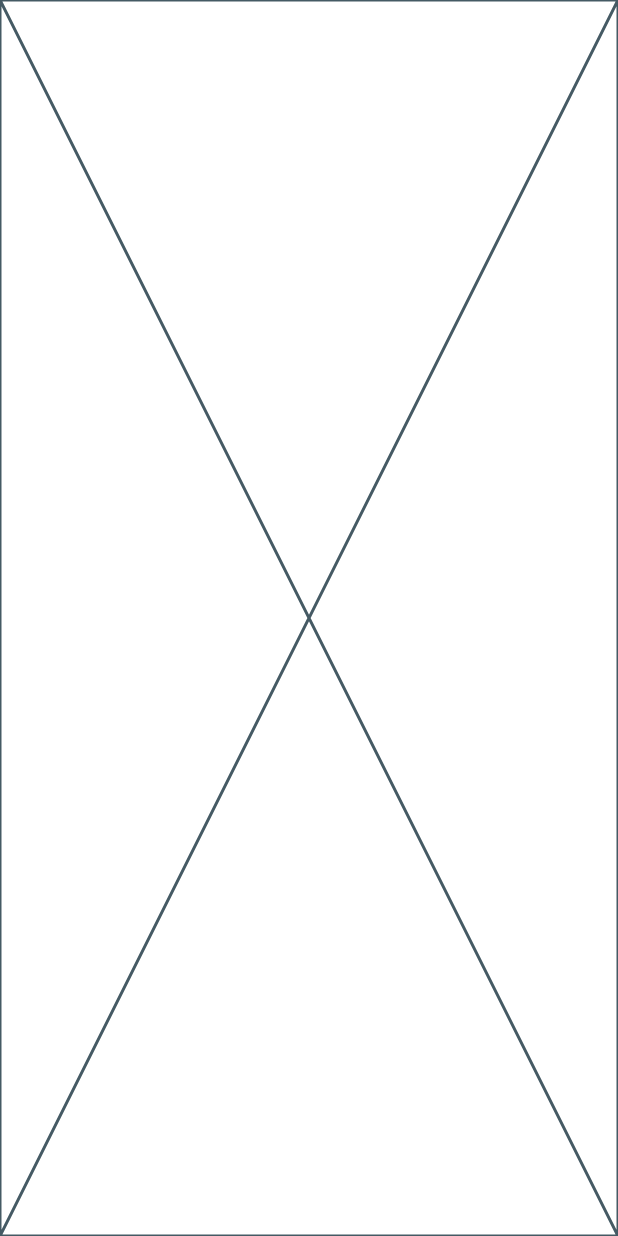
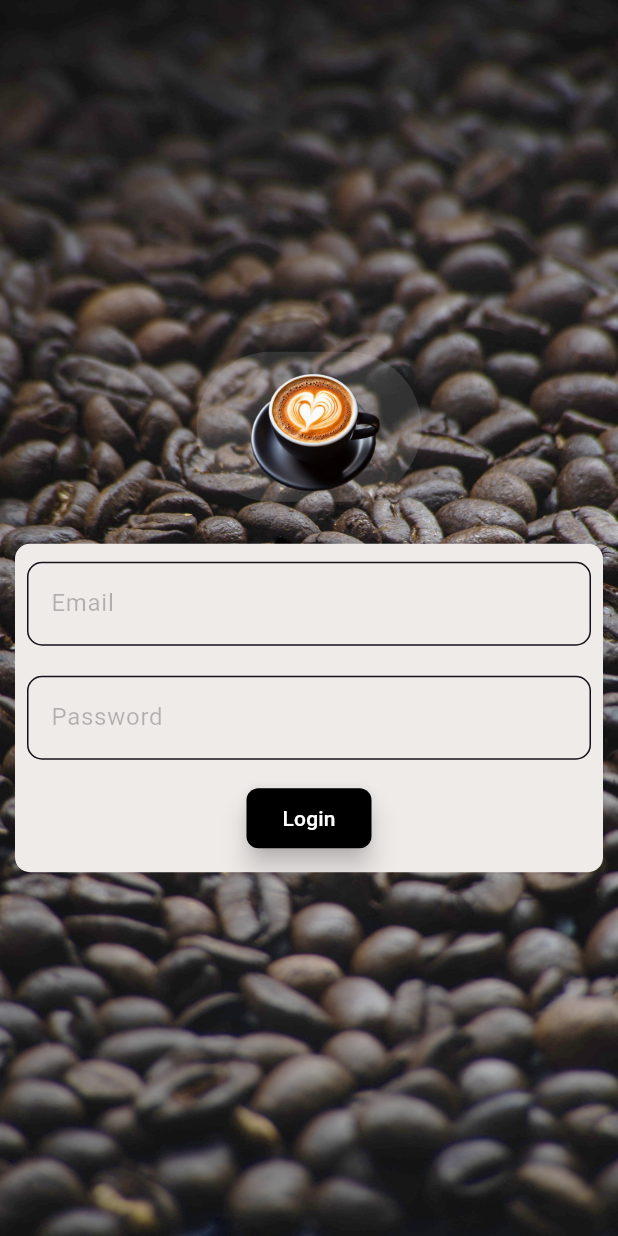
Before and after one commit to NourCodes/Flutter-Coffee-Shop-App, a Flutter app: the screen it shows after launch, after a tap on "Login.", on a phone screen of 412 x 824 dp. Run offline on Flutter 3.47's test engine with Material 3 defaults, Android fonts, the phone set to English and light mode, and no system bars.

Commit message:
Added Login Screen UI

```diff
--- a/lib/pages/login_screen.dart
+++ b/lib/pages/login_screen.dart
@@ -1,4 +1,5 @@
 import 'package:flutter/cupertino.dart';
+import 'package:flutter/material.dart';
 
 class LoginScreen extends StatefulWidget {
   const LoginScreen({super.key});
@@ -8,8 +9,122 @@ class LoginScreen extends StatefulWidget {
 }
 
 class _LoginScreenState extends State<LoginScreen> {
+  final TextEditingController _emailController = TextEditingController();
+  final TextEditingController _passwordController = TextEditingController();
   @override
   Widget build(BuildContext context) {
-    return const Placeholder();
+    return Scaffold(
+      resizeToAvoidBottomInset: false,
+      body: Container(
+        decoration: const BoxDecoration(
+          image: DecorationImage(
+            image: AssetImage(
+              "images/bk.jpg",
+            ),
+            fit: BoxFit.cover,
+            colorFilter: ColorFilter.mode(Colors.white, BlendMode.softLight),
+          ),
+        ),
+        child: Column(
+          mainAxisAlignment: MainAxisAlignment.center,
+          children: [
+            Container(
+              decoration: BoxDecoration(
+                color: Colors.white12,
+                borderRadius: BorderRadius.circular(90),
+              ),
+              child: Image.asset(
+                "images/logo.png",
+                height: 100,
+              ),
+            ),
+            const SizedBox(
+              height: 20,
+            ),
+            Padding(
+              padding:
+                  const EdgeInsets.symmetric(vertical: 8.0, horizontal: 10),
+              child: Container(
+                decoration: BoxDecoration(
+                  color: Colors.brown.shade50,
+                  borderRadius: const BorderRadius.all(
+                    Radius.circular(10),
+                  ),
+                ),
+                child: Padding(
+                  padding: const EdgeInsets.symmetric(
+                    horizontal: 8,
+                    vertical: 12,
+                  ),
+                  child: Column(
+                    children: [
+                      TextField(
+                        style: const TextStyle(
+                          color: Colors.black,
+                        ),
+                        controller: _emailController,
+                        decoration: InputDecoration(
+                          labelText: "Email",
+                          labelStyle: const TextStyle(
+                            color: Colors.black26,
+                          ),
+                          focusedBorder: InputBorder.none,
+                          enabledBorder: OutlineInputBorder(
+                            borderRadius: BorderRadius.circular(10),
+                            borderSide: BorderSide(
+                              color: Theme.of(context).primaryColor,
+                            ),
+                          ),
+                        ),
+                      ),
+                      const SizedBox(
+                        height: 20,
+                      ),
+                      TextField(
+                        style: const TextStyle(color: Colors.black),
+                        controller: _passwordController,
+                        decoration: InputDecoration(
+                          border: OutlineInputBorder(
+                            borderRadius: BorderRadius.circular(10),
+                          ),
+                          labelText: "Password",
+                          labelStyle: const TextStyle(
+                            color: Colors.black26,
+                          ),
+                          focusedBorder: InputBorder.none,
+                          enabledBorder: OutlineInputBorder(
+                            borderRadius: BorderRadius.circular(10),
+                            borderSide: BorderSide(
+                              color: Theme.of(context).primaryColor,
+                            ),
+                          ),
+                        ),
+                      ),
+                      const SizedBox(
+                        height: 15,
+                      ),
+                      ElevatedButton(
+                        style: ElevatedButton.styleFrom(
+                          backgroundColor: Colors.black,
+                          elevation: 7,
+                          shape: RoundedRectangleBorder(
+                            borderRadius: BorderRadius.circular(8),
+                          ),
+                        ),
+                        onPressed: () {},
+                        child: const Text(
+                          "Login",
+                          style: TextStyle(color: Colors.white),
+                        ),
+                      ),
+                    ],
+                  ),
+                ),
+              ),
+            ),
+          ],
+        ),
+      ),
+    );
   }
 }
```
